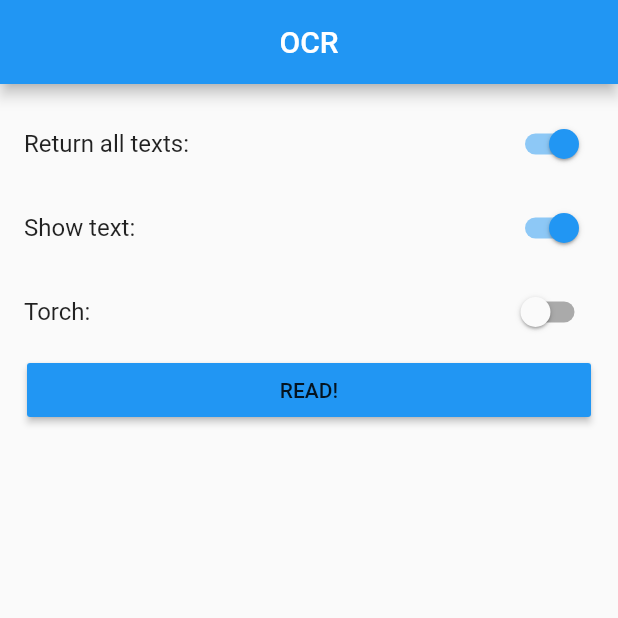
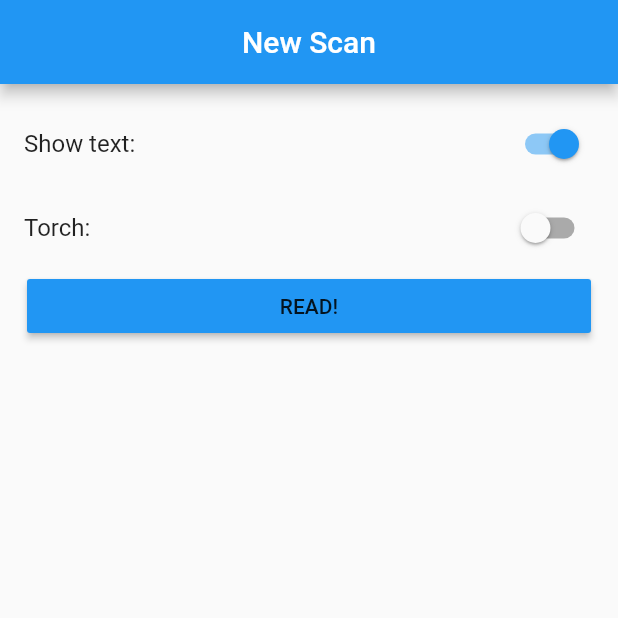
Before and after one commit to Lukas-Gelbmann/ScanIt, a Flutter app: the HomePage screen opened directly, after a tap on the "add" icon, on a phone screen of 412 x 824 dp, the top half of it. Run offline on Flutter 3.47's test engine with Material 2 defaults, Android fonts, the phone set to English and light mode, and no system bars; our stand-ins replace firebase_auth, fluttertoast, share, shared_preferences; missing offline and left inert: flutter_mobile_vision; accounts and stored records are empty.

Commit message:
improved styling

```diff
--- a/lib/Login/login_page.dart
+++ b/lib/Login/login_page.dart
@@ -24,7 +24,7 @@ class _LoginPageState extends State<LoginPage> {
   @override
   Widget build(BuildContext context) {
     return new Scaffold(
-        appBar: new AppBar(title: new Text('ScanIt')),
+        appBar: new AppBar(title: new Text('ScanIt'), centerTitle: true),
         body: new Builder(
           builder: (context) => Container(
             padding: EdgeInsets.all(16.0),
--- a/lib/OCR/ocr.dart
+++ b/lib/OCR/ocr.dart
@@ -10,7 +10,6 @@ class MyApp extends StatefulWidget {
 
 class _MyAppState extends State<MyApp> {
   bool _torchOcr = false;
-  bool _multipleOcr = true;
   bool _showTextOcr = true;
   List<OcrText> _textsOcr = [];
 
@@ -32,7 +31,7 @@ class _MyAppState extends State<MyApp> {
       ),
       home: new Scaffold(
         appBar: new AppBar(
-          title: new Text("OCR"), //Todo center it
+          title: new Text("New Scan"),
           centerTitle: true,
         ),
         body: _getOcrScreen(context),
@@ -46,11 +45,6 @@ class _MyAppState extends State<MyApp> {
   Widget _getOcrScreen(BuildContext context) {
     List<Widget> items = [];
 
-    items.add(new SwitchListTile(
-      title: const Text('Return all texts:'),
-      value: _multipleOcr,
-      onChanged: (value) => setState(() => _multipleOcr = value),
-    ));
     items.add(new SwitchListTile(
       title: const Text('Show text:'),
       value: _showTextOcr,
@@ -106,7 +100,7 @@ class _MyAppState extends State<MyApp> {
       texts = await FlutterMobileVision.read(
         flash: _torchOcr,
         autoFocus: true,
-        multiple: _multipleOcr,
+        multiple: true,
         waitTap: true,
         showText: _showTextOcr,
         preview: FlutterMobileVision.getPreviewSizes(FlutterMobileVision.CAMERA_BACK).elementAt(0),
--- a/lib/OCR/ocr_text_detail.dart
+++ b/lib/OCR/ocr_text_detail.dart
@@ -36,7 +36,7 @@ class _OcrTextDetailState extends State<OcrTextDetail> {
     print("ocr_text_detail started");
     return new Scaffold(
       appBar: new AppBar(
-        title: new Text('Face Details'),
+        title: new Text('Save Text'),
       ),
       body: new ListView(
         children: <Widget>[
@@ -53,12 +53,19 @@ class _OcrTextDetailState extends State<OcrTextDetail> {
             ),
             title: const Text('Text'),
           ),
-          new RaisedButton(
-            onPressed: () async {
-              _save();
-            },
-            child: new Text('SAVE'),
-          )
+          new Padding(
+            padding: const EdgeInsets.only(
+              left: 18.0,
+              right: 18.0,
+              bottom: 12.0,
+            ),
+            child: new RaisedButton(
+              onPressed: () async {
+                _save();
+              },
+              child: new Text('SAVE'),
+            ),
+          ),
         ],
       ),
     );
@@ -71,7 +78,8 @@ class _OcrTextDetailState extends State<OcrTextDetail> {
     list.add(headingController.text.toString());
     list.add(textController.text.toString());
     print('$list');
-    await prefs.setString('$counter heading', headingController.text.toString());
+    await prefs.setString(
+        '$counter heading', headingController.text.toString());
     await prefs.setString('$counter text', textController.text.toString());
     await prefs.setInt('counter', counter);
     print('Saved on position $counter ');
```
